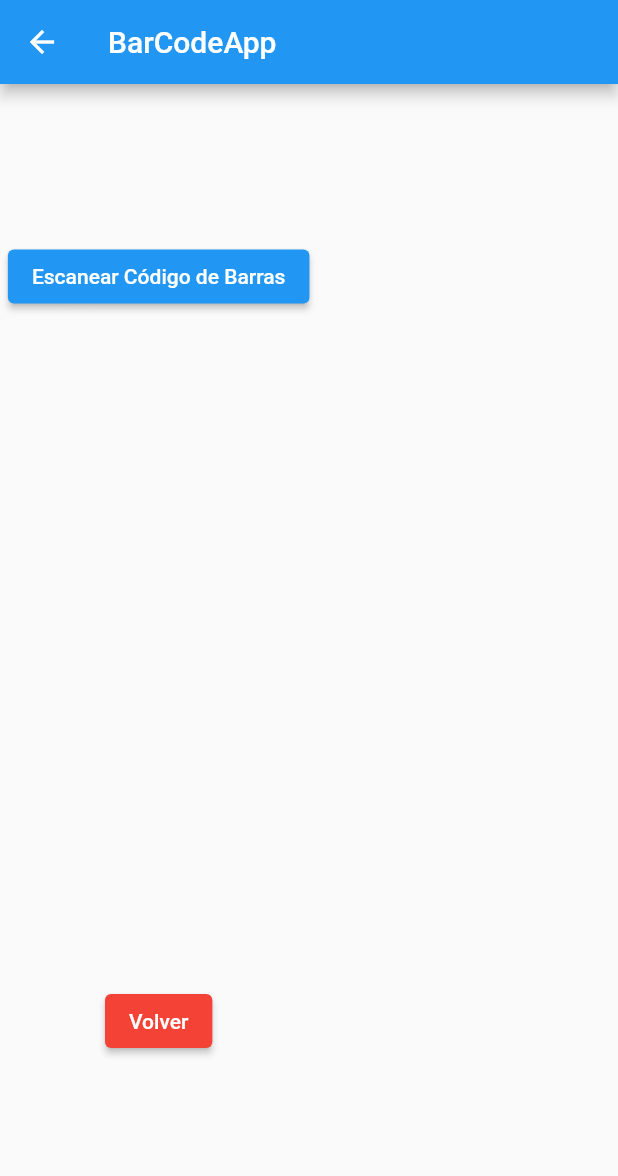
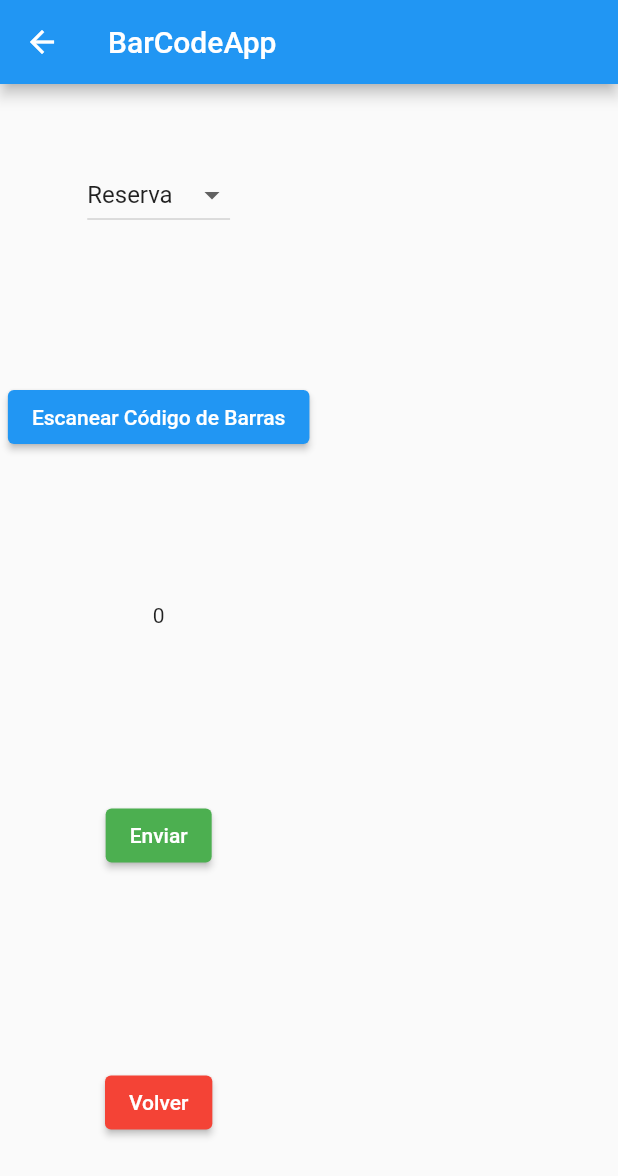
Before and after one commit to palmamora/appbarcode-flutter, a Flutter app: the QrCode screen opened by its route, on a phone screen of 412 x 824 dp. Shown: the top 1176 px of the screen. Run offline on Flutter 3.47's test engine with Material 2 defaults, Android fonts, the light colour scheme and no system bars; missing offline and left inert: flutter_barcode_scanner.

Commit message:
se fuañadió dropdown, peticiones http

```diff
--- a/lib/main.dart
+++ b/lib/main.dart
@@ -10,7 +10,7 @@ void main() {
     routes: {
       '/login_page': (context) => LoginPage(),
       '/home_page': (context) => HomePage(),
-      '/barcode_page': (context) => QrCode()
+      '/barcode_page': (context) => QrCode(),
     },
   ));
 }
--- a/lib/pages/barcode_page.dart
+++ b/lib/pages/barcode_page.dart
@@ -1,5 +1,9 @@
+import 'dart:convert';
+import 'dart:io';
+
 import 'package:flutter/material.dart';
 import 'package:flutter_barcode_scanner/flutter_barcode_scanner.dart';
+import 'package:http/http.dart' as http;
 
 class QrCode extends StatefulWidget {
   @override
@@ -7,7 +11,8 @@ class QrCode extends StatefulWidget {
 }
 
 class _QrCodeState extends State<QrCode> {
-  String _data = "";
+  String _data = "0";
+  String _tipo = "reserva";
 
   _scan() async {
     await FlutterBarcodeScanner.scanBarcode(
@@ -25,17 +30,55 @@ class _QrCodeState extends State<QrCode> {
         body: Column(
           mainAxisAlignment: MainAxisAlignment.spaceAround,
           children: [
+            DropdownButton(
+              value: _tipo,
+              items: [
+                DropdownMenuItem(
+                  child: Text("Reserva"),
+                  value: "reserva",
+                ),
+                DropdownMenuItem(
+                  child: Text("Despacho"),
+                  value: "despacho",
+                ),
+              ],
+              onChanged: (value) {
+                setState(() {
+                  _tipo = value.toString();
+                });
+              }),
             ElevatedButton(
               child: Text("Escanear Código de Barras"),
               onPressed: () => _scan(),
             ),
             Text(_data),
+            _buttonEnviar(),
             _buttonVolver(),
           ],
         ),
       ),
     );
   }
+
+  Widget _buttonEnviar() {
+    return StreamBuilder(
+      builder: (context, snapshot) {
+        return Container(
+          padding: EdgeInsets.symmetric(horizontal: 70, vertical: 15),
+          child: ElevatedButton(
+            child: Text('Enviar'),
+            onPressed: () {
+              enviar(_data, _tipo);
+            },
+            style: ButtonStyle(
+              backgroundColor: MaterialStateProperty.all(Colors.green),
+            ),
+          ),
+        );
+      },
+    );
+  }
+
   Widget _buttonVolver() {
     return StreamBuilder(
       builder: (context, snapshot) {
@@ -54,4 +97,16 @@ class _QrCodeState extends State<QrCode> {
       },
     );
   }
+
+  Future<http.Response> enviar(String _data, String _tipo) async {
+    var url = Uri.parse('http://localhost/api.php');
+    var res = await http.post(url,
+        body: jsonEncode(<String, String>{
+          'tipo': _tipo,
+          'code': _data,
+        }));
+    print(res.statusCode);
+    print(res.body);
+    return res;
   }
+}
```
Also changed, not shown: lib/pages/home_page.dart (+3 -20 lines). Lines whose indentation alone changed are shown as unchanged.
